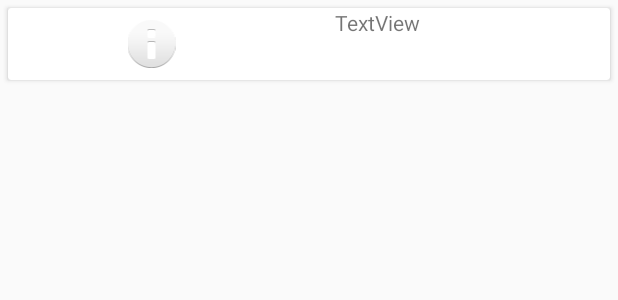
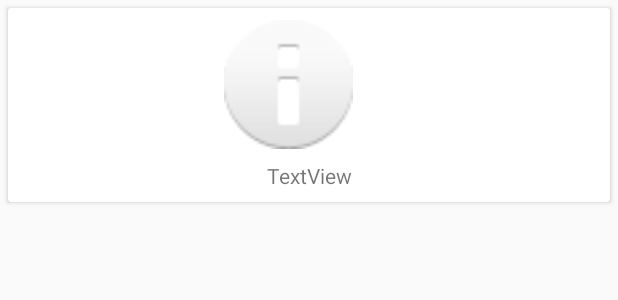
Before and after one commit to Aaryia/basic-news-app, an Android app: the layout fragment_item.xml on its own in the app's theme, with its tools: preview values and no code run, on a phone screen of 412 x 824 dp. Shown: the top 300 px of the screen. Run offline under Robolectric (Android 15) with nearby library versions, the phone set to English and light mode, and no system bars.

Commit message:
Implémentation de changements pour les images dans les activités sources et articles.

```diff
--- a/app/src/main/res/layout/fragment_item.xml
+++ b/app/src/main/res/layout/fragment_item.xml
@@ -15,32 +15,35 @@
 
         <ImageView
             android:id="@+id/imageViewSource"
-            android:layout_width="175dp"
-            android:layout_height="wrap_content"
+            android:layout_width="358dp"
+            android:layout_height="86dp"
+            android:layout_marginBottom="8dp"
+            android:layout_marginTop="8dp"
+            app:layout_constraintBottom_toTopOf="@+id/textView_sources"
+            app:layout_constraintHorizontal_bias="0.01"
+            app:layout_constraintLeft_toLeftOf="parent"
+            app:layout_constraintRight_toRightOf="parent"
+            app:layout_constraintTop_toTopOf="parent"
+            app:layout_constraintVertical_bias="0.527"
             app:srcCompat="@android:drawable/ic_dialog_info"
-            app:layout_constraintRight_toLeftOf="@+id/textView_sources"
+            android:layout_marginLeft="8dp"
             android:layout_marginRight="8dp"
-            android:layout_marginLeft="8dp"
-            app:layout_constraintLeft_toLeftOf="parent"
             android:layout_marginStart="8dp"
-            android:layout_marginEnd="8dp"
-            app:layout_constraintHorizontal_bias="0.0"
-            app:layout_constraintTop_toTopOf="parent"
-            android:layout_marginTop="8dp"
-            app:layout_constraintBottom_toBottomOf="parent"
-            android:layout_marginBottom="8dp" />
+            android:layout_marginEnd="8dp" />
 
         <TextView
             android:id="@+id/textView_sources"
-            android:layout_width="175dp"
+            android:layout_width="wrap_content"
             android:layout_height="wrap_content"
-            android:layout_marginRight="5dp"
+            android:layout_marginBottom="8dp"
+            android:layout_marginEnd="8dp"
+            android:layout_marginLeft="8dp"
+            android:layout_marginRight="8dp"
+            android:layout_marginStart="8dp"
             android:text="TextView"
-            app:layout_constraintBottom_toBottomOf="@+id/article_image"
-            app:layout_constraintRight_toRightOf="parent"
-            app:layout_constraintTop_toTopOf="@+id/article_image"
-            app:layout_constraintVertical_bias="0.533"
-            android:layout_marginEnd="8dp" />
+            app:layout_constraintBottom_toBottomOf="parent"
+            app:layout_constraintLeft_toLeftOf="parent"
+            app:layout_constraintRight_toRightOf="parent" />
     </android.support.constraint.ConstraintLayout>
 
 </android.support.v7.widget.CardView>
```
Also changed, not shown: app/src/main/java/com/example/aaryia/softnews/ArticleListActivity.java (+4 -4 lines), app/src/main/java/com/example/aaryia/softnews/ArticleObject.java (+14 -4 lines), app/src/main/java/com/example/aaryia/softnews/ArticleViewHolder.java (+29 -10 lines).
